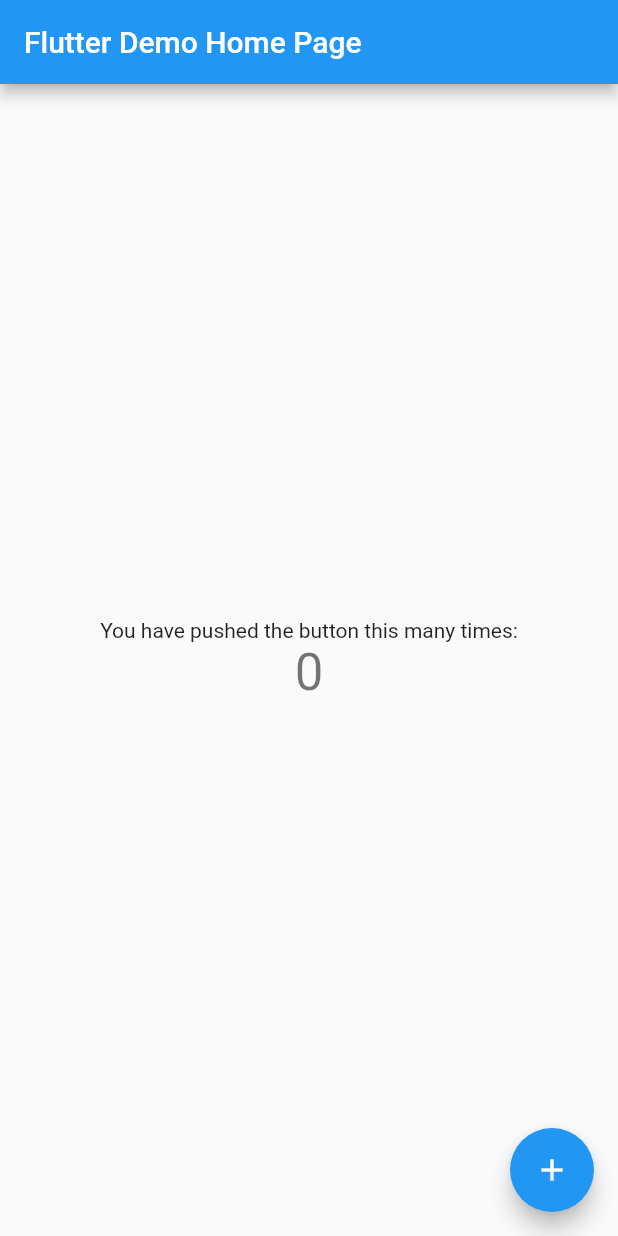
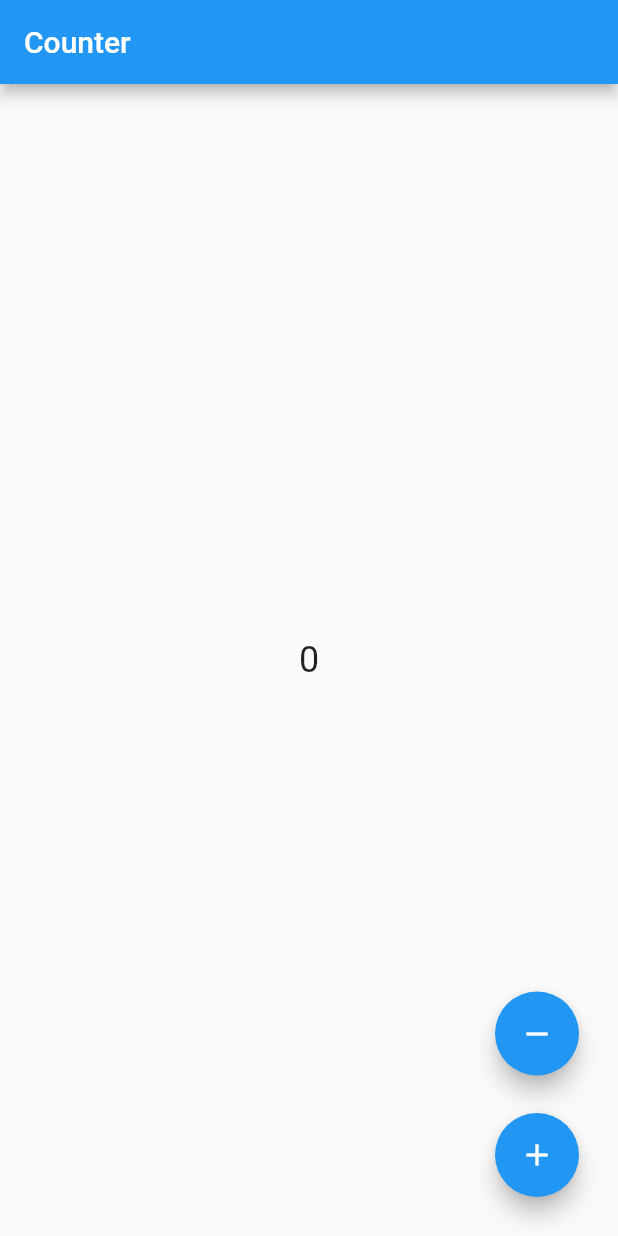
Before and after one commit to k1ycee/blocapps, a Flutter app: the screen it shows after launch, on a phone screen of 412 x 824 dp. Run offline on Flutter 3.47's test engine with Material 2 defaults, Android fonts, the phone set to English and light mode, and no system bars; our stand-ins replace bloc, flutter_bloc.

Commit message:
This is a counter app with no business logic in it's UI which is truly what want.

```diff
--- /dev/null
+++ b/lib/bloc.dart
@@ -0,0 +1,22 @@
+import 'package:bloc/bloc.dart';
+
+
+
+enum CounterEvent{ increment , decrement }
+
+class CounterBloc extends Bloc<CounterEvent, int>{
+  @override
+  int get initialState => 0;
+
+  @override
+  Stream<int> mapEventToState(CounterEvent event) async*{
+    switch (event) {
+      case CounterEvent.decrement:
+        yield state -1 ;
+        break;
+      case CounterEvent.increment:
+        yield state +1;
+        break;
+    }
+  }
+}
--- a/lib/main.dart
+++ b/lib/main.dart
@@ -1,4 +1,6 @@
 import 'package:flutter/material.dart';
+import 'package:blocapps/bloc.dart';
+import 'package:flutter_bloc/flutter_bloc.dart';
 
 void main() => runApp(MyApp());
 
@@ -10,52 +12,60 @@ class MyApp extends StatelessWidget {
       theme: ThemeData(
         primarySwatch: Colors.blue,
       ),
-      home: MyHomePage(title: 'Flutter Demo Home Page'),
+      home: BlocProvider<CounterBloc>(
+        create: (context) => CounterBloc(),
+        child: CounterPage(),
+      ),
     );
   }
 }
 
-class MyHomePage extends StatefulWidget {
-  MyHomePage({Key key, this.title}) : super(key: key);
-  final String title;
-  @override
-  _MyHomePageState createState() => _MyHomePageState();
-}
-
-class _MyHomePageState extends State<MyHomePage> {
-  int _counter = 0;
-
-  void _incrementCounter() {
-    setState(() {
-      _counter++;
-    });
-  }
-
+class CounterPage extends StatelessWidget {
   @override
   Widget build(BuildContext context) {
+    final CounterBloc counterBloc = BlocProvider.of<CounterBloc>(context);
+
     return Scaffold(
       appBar: AppBar(
-        title: Text(widget.title),
+        title: Text('Counter'),
       ),
-      body: Center(
-        child: Column(
-          mainAxisAlignment: MainAxisAlignment.center,
-          children: <Widget>[
-            Text(
-              'You have pushed the button this many times:',
+      body: BlocBuilder<CounterBloc, int>(
+        builder: (context, count){
+          return Center(
+            child: Text(
+              '$count',
+              style: TextStyle(
+                fontSize: 24,
+              ),
             ),
-            Text(
-              '$_counter',
-              style: Theme.of(context).textTheme.display1,
+          );
+        },
+      ),
+      floatingActionButton: Column(
+        mainAxisAlignment: MainAxisAlignment.end,
+        crossAxisAlignment: CrossAxisAlignment.end,
+        children: <Widget>[
+          Padding(
+            padding: const EdgeInsets.all(10.0),
+            child: FloatingActionButton(
+              child: Icon(Icons.remove),
+              onPressed: (){
+                counterBloc.add(CounterEvent.decrement);
+              }
             ),
-          ],
-        ),
-      ),
-      floatingActionButton: FloatingActionButton(
-        onPressed: _incrementCounter,
-        tooltip: 'Increment',
-        child: Icon(Icons.add),
-      ),
+          ),
+          SizedBox(height: 5.0),
+          Padding(
+            padding: const EdgeInsets.all(10.0),
+            child: FloatingActionButton(
+                child: Icon(Icons.add),
+                onPressed: (){
+                  counterBloc.add(CounterEvent.increment);
+                }
+            ),
+          ),
+        ],
+      )
     );
   }
 }
```
